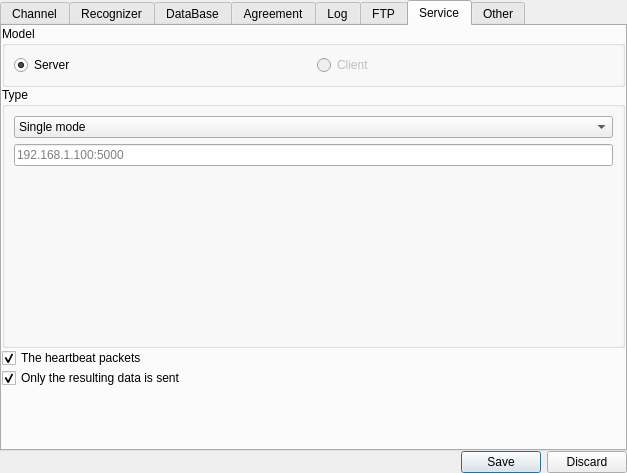
Above: MainUI/systemsettingwidget.ui from 519984307/Container_20191221 before the change. Below: the same form after it.
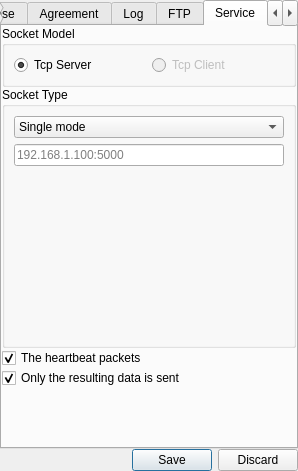
That is the form after the change. The open tabs and pages were chosen to show the change.

The edit to the form file:
```diff
--- a/MainUI/systemsettingwidget.ui
+++ b/MainUI/systemsettingwidget.ui
@@ -6,8 +6,8 @@
    <rect>
     <x>0</x>
     <y>0</y>
-    <width>627</width>
-    <height>473</height>
+    <width>298</width>
+    <height>471</height>
    </rect>
   </property>
   <property name="windowTitle">
@@ -922,7 +922,7 @@
        <item row="0" column="0">
         <widget class="QGroupBox" name="groupBox_10">
          <property name="title">
-          <string>Model</string>
+          <string>Socket Model</string>
          </property>
          <layout class="QGridLayout" name="gridLayout_26">
           <item row="0" column="1">
@@ -931,14 +931,14 @@
              <bool>false</bool>
             </property>
             <property name="text">
-             <string>Client</string>
+             <string>Tcp Client</string>
             </property>
            </widget>
           </item>
           <item row="0" column="0">
            <widget class="QRadioButton" name="ServerModel">
             <property name="text">
-             <string>Server</string>
+             <string>Tcp Server</string>
             </property>
             <property name="checked">
              <bool>true</bool>
@@ -951,7 +951,7 @@
        <item row="1" column="0">
         <widget class="QGroupBox" name="groupBox_13">
          <property name="title">
-          <string>Type</string>
+          <string>Socket Type</string>
          </property>
          <layout class="QGridLayout" name="gridLayout_25">
           <item row="1" column="0">
```
Left out of the diff: 13 changed lines with no effect on the pictures.
